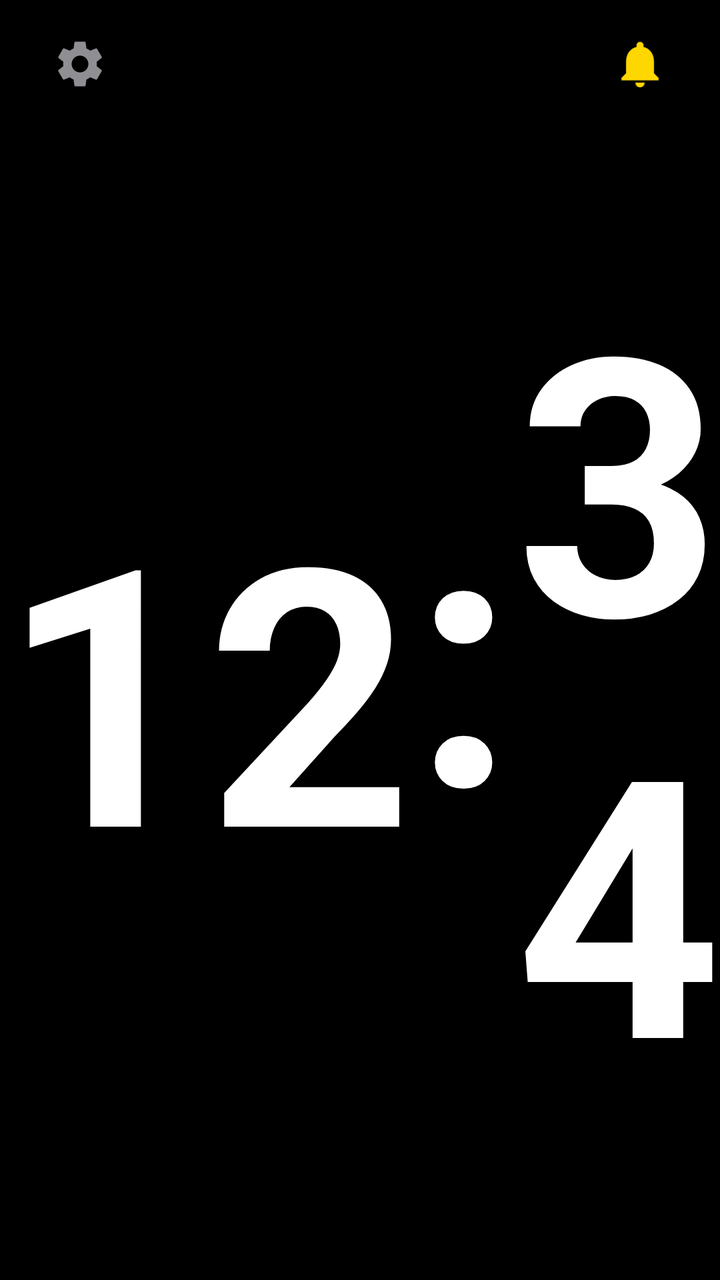
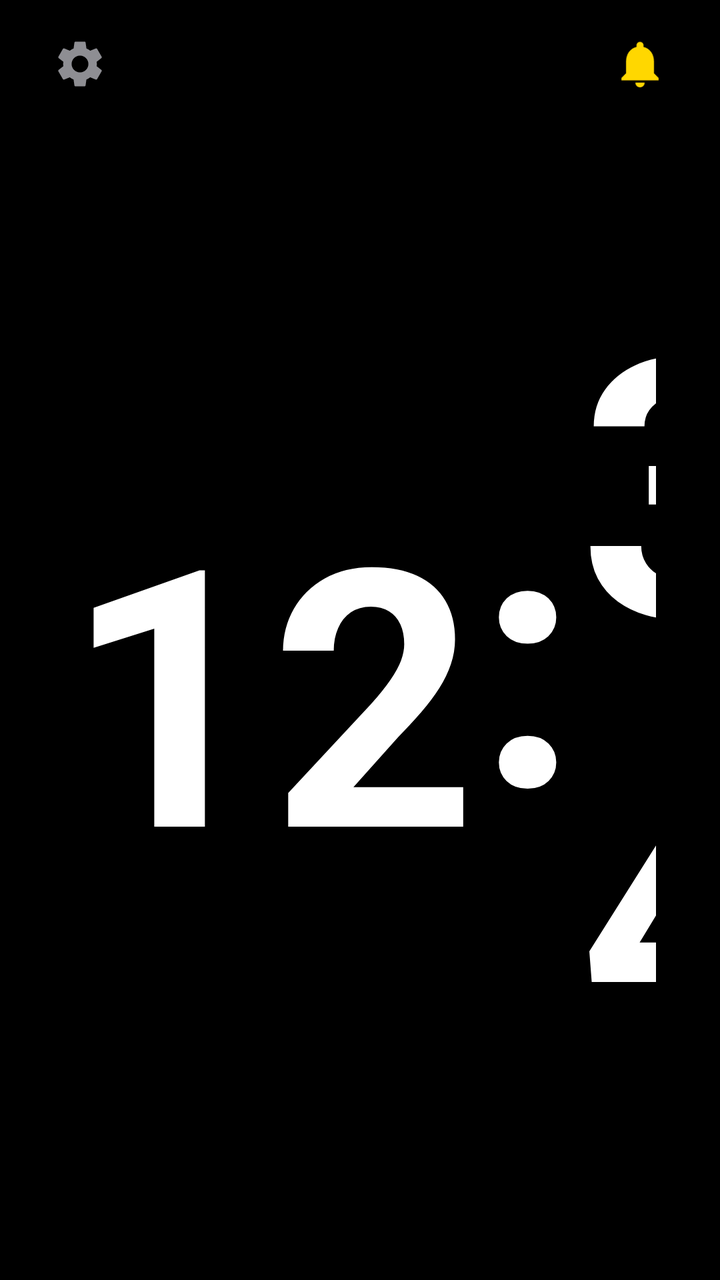

An Android layout rendered at two revisions. The XML below is the earlier revision; the diff shows what the commit changed to produce the second picture.
<!-- AndroidManifest.xml: application theme Theme.DiaClock -->
<!-- res/layout/activity_main.xml -->
<?xml version="1.0" encoding="utf-8"?>
<androidx.constraintlayout.widget.ConstraintLayout 
    xmlns:android="http://schemas.android.com/apk/res/android"
    xmlns:app="http://schemas.android.com/apk/res-auto"
    xmlns:tools="http://schemas.android.com/tools"
    android:id="@+id/mainRootLayout"
    android:layout_width="match_parent"
    android:layout_height="match_parent"
    android:background="@color/black"
    android:keepScreenOn="true"
    tools:context=".MainActivity">

    
    <androidx.constraintlayout.widget.ConstraintLayout
        android:id="@+id/statusBarContainer"
        android:layout_width="match_parent"
        android:layout_height="64dp"
        app:layout_constraintTop_toTopOf="parent"
        app:layout_constraintStart_toStartOf="parent"
        app:layout_constraintEnd_toEndOf="parent"
        android:paddingStart="16dp"
        android:paddingEnd="16dp">

        
        <ImageView
            android:id="@+id/ivSettings"
            android:layout_width="48dp"
            android:layout_height="48dp"
            android:src="@drawable/ic_gear"
            android:contentDescription="Settings"
            android:clickable="true"
            android:focusable="true"
            android:background="?attr/selectableItemBackgroundBorderless"
            android:padding="10dp"
            app:layout_constraintStart_toStartOf="parent"
            app:layout_constraintTop_toTopOf="parent"
            app:layout_constraintBottom_toBottomOf="parent"/>

        
        <ImageView
            android:id="@+id/ivNetworkWarning"
            android:layout_width="48dp"
            android:layout_height="48dp"
            android:src="@drawable/ic_warning"
            android:contentDescription="Connection Warning"
            android:visibility="gone"
            android:padding="10dp"
            app:layout_constraintEnd_toStartOf="@id/ivAlarmBell"
            app:layout_constraintTop_toTopOf="parent"
            app:layout_constraintBottom_toBottomOf="parent"
            android:layout_marginEnd="8dp"/>

        
        <ImageView
            android:id="@+id/ivAlarmBell"
            android:layout_width="48dp"
            android:layout_height="48dp"
            android:src="@drawable/ic_bell_active"
            android:contentDescription="Alarms Toggle"
            android:clickable="true"
            android:focusable="true"
            android:background="?attr/selectableItemBackgroundBorderless"
            android:padding="10dp"
            app:layout_constraintEnd_toEndOf="parent"
            app:layout_constraintTop_toTopOf="parent"
            app:layout_constraintBottom_toBottomOf="parent"/>

    </androidx.constraintlayout.widget.ConstraintLayout>

    
    <FrameLayout
        android:id="@+id/centralClickArea"
        android:layout_width="wrap_content"
        android:layout_height="wrap_content"
        android:clickable="false"
        android:focusable="false"
        app:layout_constraintLeft_toLeftOf="parent"
        app:layout_constraintRight_toRightOf="parent"
        app:layout_constraintTop_toBottomOf="@id/statusBarContainer"
        app:layout_constraintBottom_toBottomOf="parent">

        
        <LinearLayout
            android:id="@+id/layoutTime"
            android:layout_width="wrap_content"
            android:layout_height="wrap_content"
            android:orientation="horizontal"
            android:gravity="center"
            android:visibility="visible">

            <TextView
                android:id="@+id/tvHours"
                android:layout_width="wrap_content"
                android:layout_height="wrap_content"
                android:text="12"
                android:textSize="180sp"
                android:textStyle="bold"
                android:textColor="@color/white"
                android:includeFontPadding="false"/>

            <TextView
                android:id="@+id/tvColon"
                android:layout_width="wrap_content"
                android:layout_height="wrap_content"
                android:text=":"
                android:textSize="180sp"
                android:textStyle="bold"
                android:textColor="@color/white"
                android:layout_marginBottom="20dp"
                android:includeFontPadding="false"/>

            <TextView
                android:id="@+id/tvMinutes"
                android:layout_width="wrap_content"
                android:layout_height="wrap_content"
                android:text="34"
                android:textSize="180sp"
                android:textStyle="bold"
                android:textColor="@color/white"
                android:includeFontPadding="false"/>

        </LinearLayout>

        
        <LinearLayout
            android:id="@+id/layoutGlucose"
            android:layout_width="wrap_content"
            android:layout_height="wrap_content"
            android:orientation="horizontal"
            android:gravity="bottom"
            android:visibility="gone">

            <TextView
                android:id="@+id/tvGlucose"
                android:layout_width="wrap_content"
                android:layout_height="wrap_content"
                android:text="5.5 →"
                android:textSize="180sp"
                android:textStyle="bold"
                android:textColor="@color/white"
                android:includeFontPadding="false"/>

            <TextView
                android:id="@+id/tvGlucoseUnit"
                android:layout_width="wrap_content"
                android:layout_height="wrap_content"
                android:text=" ммоль/л"
                android:textSize="28sp"
                android:textStyle="bold"
                android:textColor="@color/text_secondary"
                android:layout_marginBottom="36dp"
                android:layout_marginStart="8dp"
                android:includeFontPadding="false"/>

        </LinearLayout>

    </FrameLayout>

</androidx.constraintlayout.widget.ConstraintLayout>
<!-- resources referenced by this layout -->
<resources>
  <color name="black">#000000</color>
  <color name="text_secondary">#8E8E93</color>
  <color name="white">#FFFFFF</color>
  <!-- drawable ic_bell_active (drawable) -->
  <vector xmlns:android="http://schemas.android.com/apk/res/android"
      android:width="24dp"
      android:height="24dp"
      android:viewportWidth="24"
      android:viewportHeight="24">
    <path
        android:fillColor="#FFD700"
        android:pathData="M12,22c1.1,0 2,-0.9 2,-2h-4c0,1.1 0.9,2 2,2zM18,16v-5c0,-3.07 -1.63,-5.64 -4.5,-6.32V4c0,-0.83 -0.67,-1.5 -1.5,-1.5s-1.5,0.67 -1.5,1.5v0.68C7.64,5.36 6,7.92 6,11v5l-2,2v1h16v-1l-2,-2z"/>
  </vector>
  <!-- drawable ic_gear (drawable) -->
  <vector xmlns:android="http://schemas.android.com/apk/res/android"
      android:width="24dp"
      android:height="24dp"
      android:viewportWidth="24"
      android:viewportHeight="24">
    <path
        android:fillColor="#8E8E93"
        android:pathData="M19.14,12.94c0.04,-0.3 0.06,-0.61 0.06,-0.94c0,-0.32 -0.02,-0.64 -0.07,-0.94l2.03,-1.58c0.18,-0.14 0.23,-0.41 0.12,-0.61l-1.92,-3.32c-0.12,-0.22 -0.37,-0.29 -0.59,-0.22l-2.39,0.96c-0.5,-0.38 -1.03,-0.7 -1.62,-0.94L14.4,2.81c-0.04,-0.24 -0.24,-0.41 -0.48,-0.41h-3.84c-0.24,0 -0.43,0.17 -0.47,0.41L9.25,5.35C8.66,5.59 8.13,5.91 7.63,6.29L5.24,5.33c-0.22,-0.08 -0.47,0 -0.59,0.22L2.74,8.87c-0.12,0.21 -0.08,0.47 0.12,0.61l2.03,1.58C4.84,11.36 4.8,11.69 4.8,12c0,0.31 0.02,0.64 0.07,0.94l-2.03,1.58c-0.18,0.14 -0.23,0.41 -0.12,0.61l1.92,3.32c0.12,0.22 0.37,0.29 0.59,0.22l2.39,-0.96c0.5,0.38 1.03,0.7 1.62,0.94l0.36,2.54c0.05,0.24 0.24,0.41 0.48,0.41h3.84c0.24,0 0.44,-0.17 0.47,-0.41l0.36,-2.54c0.59,-0.24 1.13,-0.56 1.62,-0.94l2.39,0.96c0.22,0.08 0.47,0 0.59,-0.22l1.92,-3.32c0.12,-0.22 0.07,-0.47 -0.12,-0.61l-2.01,-1.58zM12,15.6c-1.98,0 -3.6,-1.62 -3.6,-3.6s1.62,-3.6 3.6,-3.6 3.6,1.62 3.6,3.6 -1.62,3.6 -3.6,3.6z"/>
  </vector>
  <!-- drawable ic_warning (drawable) -->
  <vector xmlns:android="http://schemas.android.com/apk/res/android"
      android:width="24dp"
      android:height="24dp"
      android:viewportWidth="24"
      android:viewportHeight="24">
    <path
        android:fillColor="#FF9500"
        android:pathData="M1,21h22L12,2L1,21zM13,18h-2v-2h2v2zM13,14h-2v-4h2v4z"/>
  </vector>
  <style name="Theme.DiaClock" parent="Theme.MaterialComponents.NoActionBar">
          
          <item name="colorPrimary">@color/colorPrimary</item>
          <item name="colorPrimaryDark">@color/colorPrimaryDark</item>
          <item name="colorAccent">@color/colorAccent</item>
          
          
          <item name="android:windowBackground">@color/black</item>
          <item name="android:windowNoTitle">true</item>
          <item name="android:windowFullscreen">true</item>
      </style>
  <color name="colorPrimary">#BB86FC</color>
  <color name="colorPrimaryDark">#3700B3</color>
  <color name="colorAccent">#03DAC6</color>
</resources>

<!-- the commit's change to res/layout/activity_main.xml (unified diff, before → after) -->
@@ -68,16 +68,18 @@
     </androidx.constraintlayout.widget.ConstraintLayout>
 
     
-    <FrameLayout
+    <androidx.constraintlayout.widget.ConstraintLayout
         android:id="@+id/centralClickArea"
-        android:layout_width="wrap_content"
+        android:layout_width="0dp"
         android:layout_height="wrap_content"
         android:clickable="false"
         android:focusable="false"
-        app:layout_constraintLeft_toLeftOf="parent"
-        app:layout_constraintRight_toRightOf="parent"
+        app:layout_constraintStart_toStartOf="parent"
+        app:layout_constraintEnd_toEndOf="parent"
         app:layout_constraintTop_toBottomOf="@id/statusBarContainer"
-        app:layout_constraintBottom_toBottomOf="parent">
+        app:layout_constraintBottom_toBottomOf="parent"
+        android:layout_marginStart="32dp"
+        android:layout_marginEnd="32dp">
 
         
         <LinearLayout
@@ -86,7 +88,11 @@
             android:layout_height="wrap_content"
             android:orientation="horizontal"
             android:gravity="center"
-            android:visibility="visible">
+            android:visibility="visible"
+            app:layout_constraintStart_toStartOf="parent"
+            app:layout_constraintEnd_toEndOf="parent"
+            app:layout_constraintTop_toTopOf="parent"
+            app:layout_constraintBottom_toBottomOf="parent">
 
             <TextView
                 android:id="@+id/tvHours"
@@ -124,36 +130,35 @@
         
         <LinearLayout
             android:id="@+id/layoutGlucose"
-            android:layout_width="wrap_content"
+            android:layout_width="match_parent"
             android:layout_height="wrap_content"
-            android:orientation="horizontal"
-            android:gravity="bottom"
-            android:visibility="gone">
+            android:orientation="vertical"
+            android:gravity="center"
+            android:visibility="gone"
+            app:layout_constraintStart_toStartOf="parent"
+            app:layout_constraintEnd_toEndOf="parent"
+            app:layout_constraintTop_toTopOf="parent"
+            app:layout_constraintBottom_toBottomOf="parent">
 
             <TextView
                 android:id="@+id/tvGlucose"
-                android:layout_width="wrap_content"
+                android:layout_width="match_parent"
                 android:layout_height="wrap_content"
-                android:text="5.5 →"
+                android:text="11.2 →"
                 android:textSize="180sp"
                 android:textStyle="bold"
                 android:textColor="@color/white"
-                android:includeFontPadding="false"/>
-
-            <TextView
-                android:id="@+id/tvGlucoseUnit"
-                android:layout_width="wrap_content"
-                android:layout_height="wrap_content"
-                android:text=" ммоль/л"
-                android:textSize="28sp"
-                android:textStyle="bold"
-                android:textColor="@color/text_secondary"
-                android:layout_marginBottom="36dp"
-                android:layout_marginStart="8dp"
+                android:gravity="center"
+                android:maxLines="1"
+                android:singleLine="true"
+                app:autoSizeTextType="uniform"
+                app:autoSizeMinTextSize="100sp"
+                app:autoSizeMaxTextSize="180sp"
+                app:autoSizeStepGranularity="2sp"
                 android:includeFontPadding="false"/>
 
         </LinearLayout>
 
-    </FrameLayout>
+    </androidx.constraintlayout.widget.ConstraintLayout>
 
 </androidx.constraintlayout.widget.ConstraintLayout>
<!-- resource entries referenced after the edit -->
@@ -1,7 +1,6 @@
 <!-- resources referenced by this layout -->
 <resources>
   <color name="black">#000000</color>
-  <color name="text_secondary">#8E8E93</color>
   <color name="white">#FFFFFF</color>
   <!-- drawable ic_bell_active (drawable) -->
   <vector xmlns:android="http://schemas.android.com/apk/res/android"
